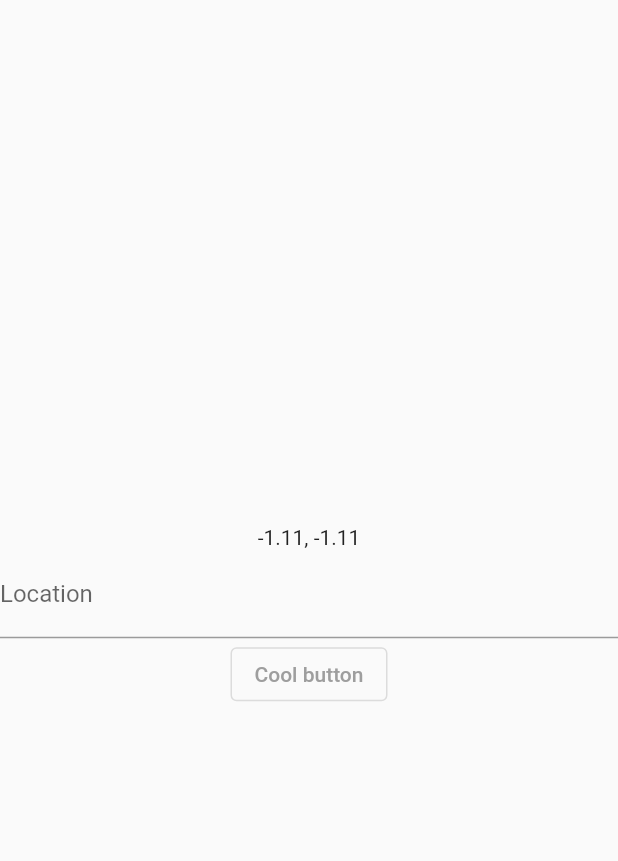
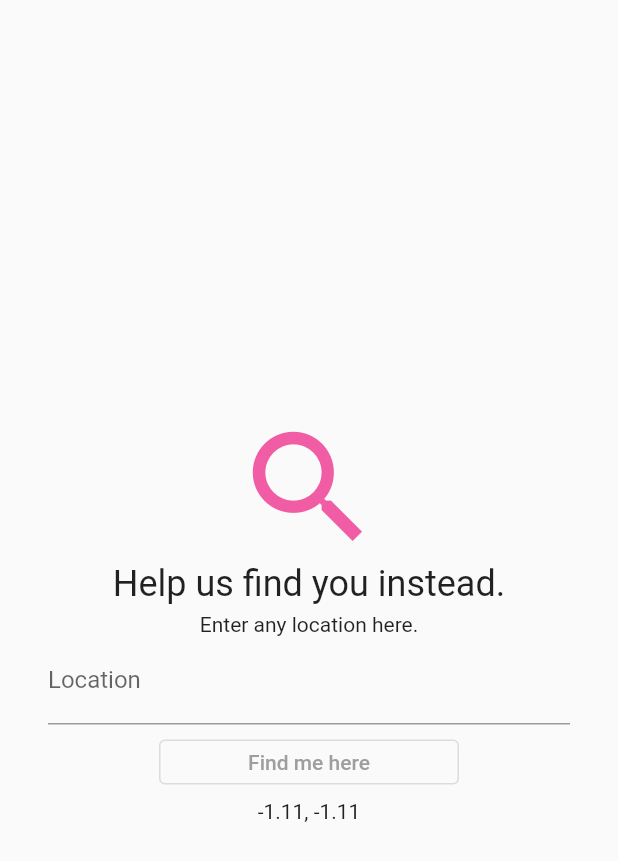
Before and after one commit to guava-food/guava-front, a Flutter app: the LocationPage screen opened by its route, after a tap on "Skip", on a phone screen of 412 x 824 dp. Shown: the top 861 px of the screen. Run offline on Flutter 3.47's test engine with Material 2 defaults, Android fonts, the phone set to English and light mode, and no system bars; our stand-ins replace geocoding, geolocator; missing offline and left inert: dart:ffi; network calls fail.

```diff
--- a/lib/geocode.dart
+++ b/lib/geocode.dart
@@ -29,10 +29,22 @@ class _GeocodePageState extends State<GeocodePage> {
   Widget build(BuildContext context) {
     return Scaffold(
       body: Center(
+          child: Padding(
+        padding: const EdgeInsets.all(32.0),
         child: Column(
           mainAxisAlignment: MainAxisAlignment.center,
           children: <Widget>[
-          Text(gps_latitude.toString() + ", " + gps_longitude.toString()),
+            const Icon(
+              Icons.search,
+              size: 100,
+              color: Color.fromARGB(255, 241, 93, 164),
+            ),
+            const Text(
+              'Help us find you instead.',
+              style: TextStyle(fontSize: 24),
+            ),
+            const SizedBox(height: 5),
+            Text("Enter any location here."),
             TextFormField(
               autocorrect: false,
               controller: myController,
@@ -46,13 +58,22 @@ class _GeocodePageState extends State<GeocodePage> {
                 return null;
               },
             ),
-          OutlinedButton(
+            const SizedBox(height: 10),
+            SizedBox(
+              width: 200.0,
+              height: 30.0,
+              child: OutlinedButton(
                 onPressed: () {
                   _savelocation();
+                  Navigator.pushNamed(context, '/stepper');
                 },
-            child: const Text('Cool button'),
+                child: const Text('Find me here'),
               ),
+            ),
+            const SizedBox(height: 10),
+            Text(gps_latitude.toString() + ", " + gps_longitude.toString()),
           ],
+        ),
       )),
     );
   }
--- a/lib/location.dart
+++ b/lib/location.dart
@@ -1,3 +1,5 @@
+import 'dart:ffi';
+
 import 'package:flutter/material.dart';
 import 'package:geolocator/geolocator.dart';
 
@@ -13,6 +15,7 @@ class LocationPage extends StatefulWidget {
 class _LocationPageState extends State<LocationPage> {
   double gps_latitude = -1.11;
   double gps_longitude = -1.11;
+  bool _locationSuccess = false;
 
   /// Determine the current position of the device.
   ///
@@ -52,7 +55,7 @@ class _LocationPageState extends State<LocationPage> {
 
     // When we reach here, permissions are granted and we can
     // continue accessing the position of the device.
-    print("succssfully allowed");
+    _locationSuccess = true;
     return await Geolocator.getCurrentPosition();
   }
 
@@ -72,31 +75,70 @@ class _LocationPageState extends State<LocationPage> {
           child: Column(
         mainAxisAlignment: MainAxisAlignment.center,
         children: <Widget>[
-          Text(
+          const Icon(
+            Icons.pin_drop_sharp,
+            size: 100,
+            color: Color.fromARGB(255, 241, 93, 164),
+          ),
+          const Text(
             'Allow your location',
             style: TextStyle(fontSize: 24),
           ),
-          Text('We will need your location to find restaurants near you.'),
-          OutlinedButton(
+          const SizedBox(height: 5),
+          const Text(
+              'We will need your location to find restaurants near you.'),
+          const SizedBox(height: 10),
+          Column(
+            crossAxisAlignment: CrossAxisAlignment.center,
+            children: [
+              const SizedBox(height: 10),
+              SizedBox(
+                width: 200.0,
+                height: 30.0,
+                child: OutlinedButton(
                   onPressed: () {
-              //_determinePosition();
+                    _savePosition();
                   },
-            child: const Text('Allow location'),
+                  child: Row(
+                    mainAxisAlignment: MainAxisAlignment.center,
+                    children: [
+                      const Text('Allow location'),
+                      SizedBox(
+                        width: 2,
                       ),
-          OutlinedButton(
+                      if (_locationSuccess)
+                        Icon(
+                          Icons.check,
+                          size: 15,
+                          color: Color.fromARGB(255, 94, 184, 62),
+                        )
+                    ],
+                  ),
+                ),
+              ),
+              const SizedBox(height: 10),
+              SizedBox(
+                width: 200.0,
+                height: 30.0,
+                child: OutlinedButton(
                   onPressed: () {
                     Navigator.pushNamed(context, '/geocode');
                   },
                   child: const Text('Skip'),
                 ),
-          OutlinedButton(
-            onPressed: () {
-              _savePosition();
-            },
-            child: const Text('Cool button'),
               ),
-          Text(gps_latitude.toString()),
-          Text(gps_longitude.toString())
+              const SizedBox(
+                height: 30,
+              ),
+              SizedBox(
+                width: 200.0,
+                height: 30.0,
+                child: Text(
+                    gps_latitude.toString() + ", " + gps_longitude.toString(),
+                    textAlign: TextAlign.center),
+              )
+            ],
+          ),
         ],
       )),
     );
--- a/lib/main.dart
+++ b/lib/main.dart
@@ -1,4 +1,5 @@
 import 'package:flutter/material.dart';
+import 'package:guava_frontend/stepper.dart';
 import 'location.dart';
 import 'geocode.dart';
 
@@ -26,6 +27,10 @@ class MyApp extends StatelessWidget {
         // When navigating to the "/second" route, build the SecondScreen widget.
         '/geocode': (BuildContext context) => const GeocodePage(
               title: "Geocode",
+            ),
+        // When navigating to the "/second" route, build the SecondScreen widget.
+        '/stepper': (BuildContext context) => const StepperPage(
+              title: "Stepper",
             ),
       },
     );
```
Also changed, not shown: lib/stepper.dart (added, +41 -0 lines). Lines whose indentation alone changed are shown as unchanged.
